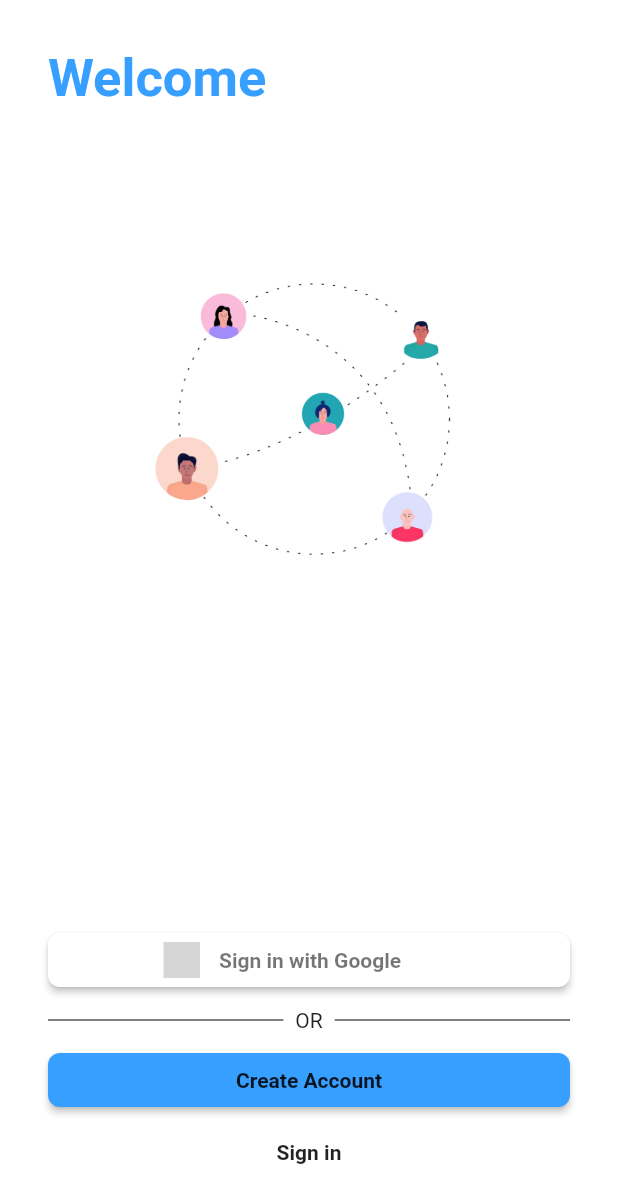
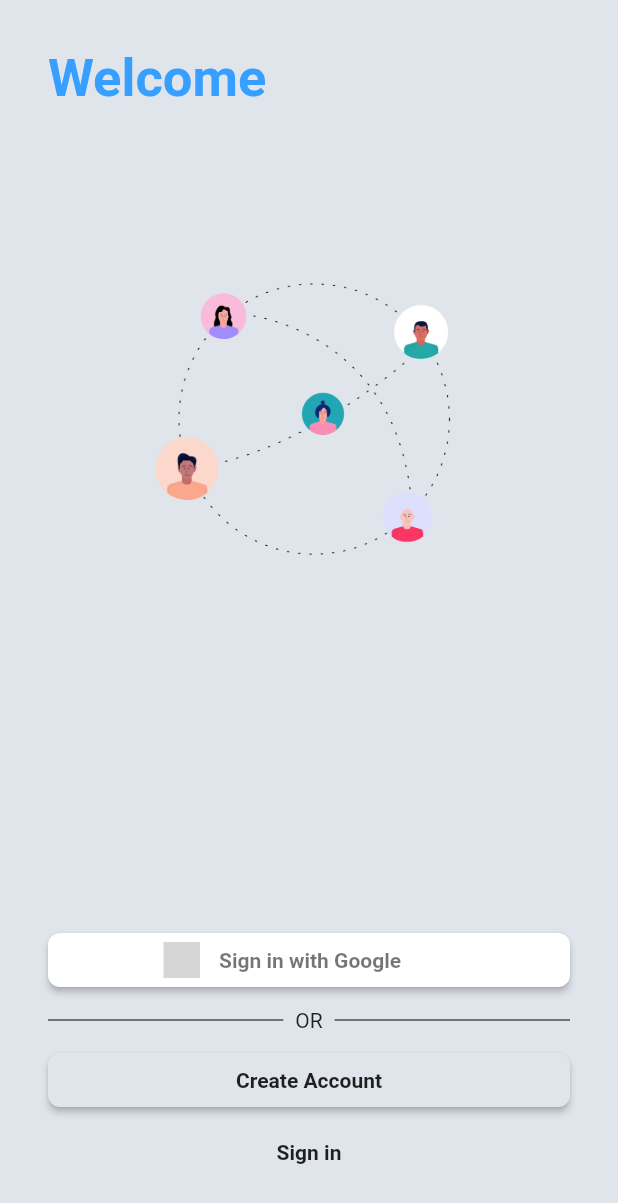
Before and after one commit to UserKazun/relationship_management, a Flutter app: the screen it shows after launch, on a phone screen of 412 x 824 dp. Shown: the top 1203 px of the screen. Run offline on Flutter 3.47's test engine with Material 2 defaults, Android fonts, the phone set to English and light mode, and no system bars; our stand-ins replace cloud_firestore, firebase_auth, flutter_signin_button, flutter_spinkit, flutter_staggered_animations, google_fonts and 2 more; missing offline and left inert: apple_sign_in; accounts and stored records are empty; grey boxes are pictures that could not be loaded.

```diff
--- a/lib/src/app.dart
+++ b/lib/src/app.dart
@@ -21,8 +21,11 @@ class App extends StatelessWidget {
       theme: ThemeData(
         primaryColor: primaryColor,
         accentColor: accentColor,
-        scaffoldBackgroundColor: Colors.white,
-        appBarTheme: AppBarTheme(color: Colors.white),
+        backgroundColor: Color(0xFFE0E5EC),
+        cardColor: Color(0xFFE0E5EC),
+        buttonColor: Color(0xFFE0E5EC),
+        scaffoldBackgroundColor: Color(0xFFE0E5EC),
+        appBarTheme: AppBarTheme(color: Color(0xFFE0E5EC)),
         iconTheme: IconThemeData(color: Colors.black),
         textTheme: TextTheme(
           title: TextStyle(
@@ -38,14 +41,14 @@ class App extends StatelessWidget {
             color: Colors.black,
             fontWeight: FontWeight.bold,
             fontSize: 35
-        ),
+          ),
           button: TextStyle(
-              color: Colors.white,
+              color: primaryColor,
               fontWeight: FontWeight.bold
           ),
         ),
         buttonTheme: ButtonThemeData(
-          buttonColor: primaryColor,
+          buttonColor: Color(0xFFE0E5EC),
           textTheme: ButtonTextTheme.normal,
           shape: RoundedRectangleBorder(
             borderRadius: BorderRadius.circular(8.0),
--- a/lib/src/ui/screens/home_screen.dart
+++ b/lib/src/ui/screens/home_screen.dart
@@ -19,7 +19,7 @@ class HomeScreen extends StatelessWidget {
   @override
   Widget build(BuildContext context) {
     return Scaffold(
-      backgroundColor: Color(0xFFE0E5EC),
+      backgroundColor: Theme.of(context).backgroundColor,
       body: Stack(
         children: <Widget>[
           Positioned(
@@ -54,7 +54,8 @@ class HomeScreen extends StatelessWidget {
           else
             _showEmailConfirmDialog(context);
         },
-        child: Icon(Icons.add),
+        child: Icon(Icons.add, color: Colors.black,),
+        backgroundColor: Color(0xFFE0E5EC),
       ),
     );
   }
--- a/lib/src/ui/widgets/item_card.dart
+++ b/lib/src/ui/widgets/item_card.dart
@@ -29,7 +29,7 @@ class ItemCard extends StatelessWidget {
         ]
       ),
       child: Card(
-        color: Color(0xFFE0E5EC),
+        color: Theme.of(context).cardColor,
         shape: RoundedRectangleBorder(
           borderRadius: BorderRadius.circular(18),
         ),
```
Also changed, not shown: lib/src/ui/screens/item_create_screen.dart (+6 -1 lines).
